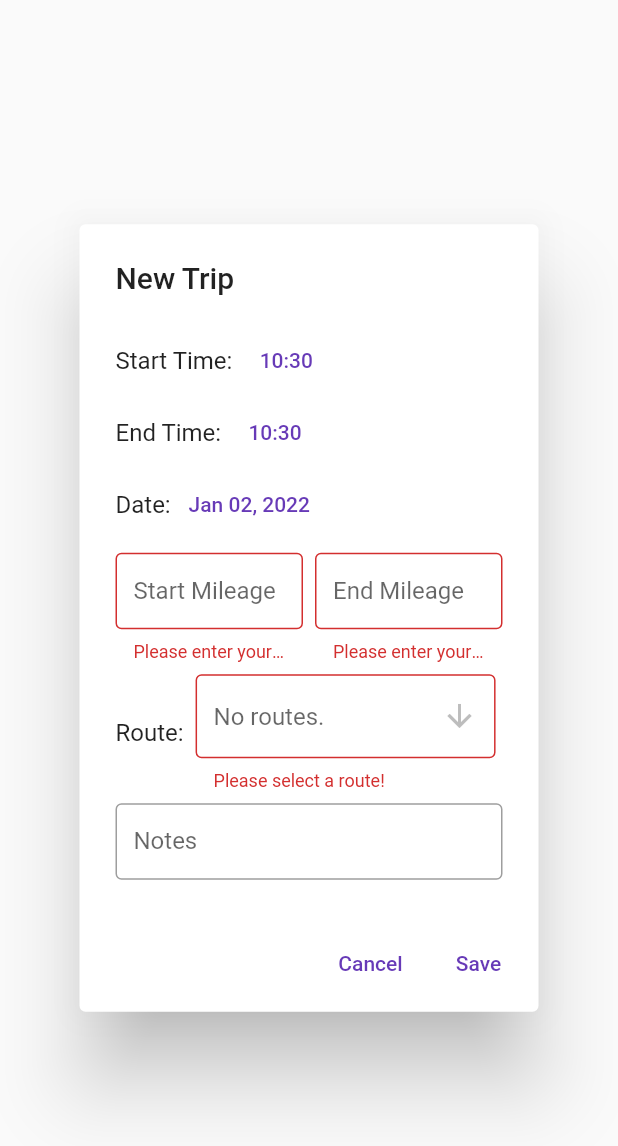
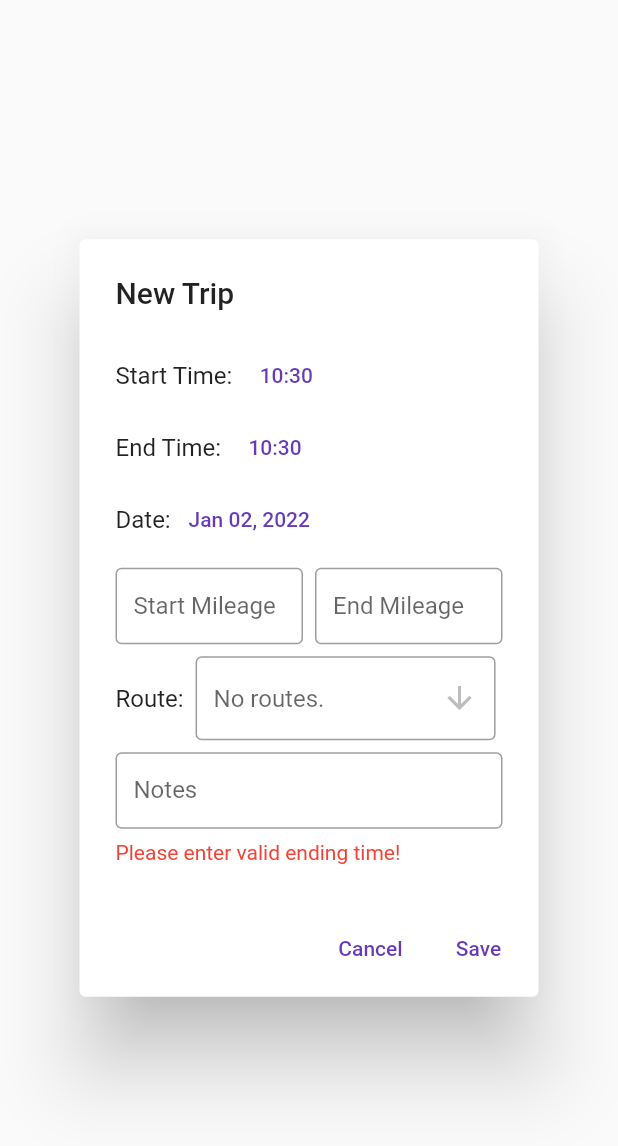
Before and after one commit to BrylleGomez/trip_tracker, a Flutter app: the TripDialog widget shown alone on an empty page, opened directly, after a tap on "Save", on a phone screen of 412 x 824 dp. Shown: the top 1146 px of the screen. Run offline on Flutter 3.47's test engine with Material 2 defaults, Android fonts, the phone set to English and light mode, and no system bars; our stand-ins replace hive, hive_flutter; accounts and stored records are empty.

Commit message:
Added UI comments and trip fields validation

```diff
--- a/lib/pages/trips/trip_dialog.dart
+++ b/lib/pages/trips/trip_dialog.dart
@@ -46,6 +46,7 @@ class _TripDialogState extends State<TripDialog> {
   final _endMileageFieldController = TextEditingController();
   late int _routeKey;
   final _notesFieldController = TextEditingController();
+  String _errorMessage = '';
 
   @override
   void initState() {
@@ -121,6 +122,18 @@ class _TripDialogState extends State<TripDialog> {
   }
 
   void _handleSavePressed(BuildContext context) {
+    bool isValidTime =
+        isValidTimeRange(_startHour, _startMinute, _endHour, _endMinute);
+    if (!isValidTime) {
+      setState(() {
+        _errorMessage = 'Please enter valid ending time!';
+      });
+      return;
+    } else {
+      setState(() {
+        _errorMessage = '';
+      });
+    }
     if (_formKey.currentState!.validate()) {
       final startMileage = int.parse(_startMileageFieldController.text);
       final endMileage = int.parse(_endMileageFieldController.text);
@@ -189,6 +202,7 @@ class _TripDialogState extends State<TripDialog> {
             child: Column(
               crossAxisAlignment: CrossAxisAlignment.start,
               children: [
+                // Start Time
                 Row(
                   children: [
                     const Text('Start Time: '),
@@ -202,6 +216,7 @@ class _TripDialogState extends State<TripDialog> {
                     )
                   ],
                 ),
+                // End Time
                 Row(
                   children: [
                     const Text('End Time: '),
@@ -215,6 +230,7 @@ class _TripDialogState extends State<TripDialog> {
                     )
                   ],
                 ),
+                // Date
                 Row(
                   children: [
                     const Text('Date: '),
@@ -228,6 +244,7 @@ class _TripDialogState extends State<TripDialog> {
                     )
                   ],
                 ),
+                // Mileage
                 Padding(
                   padding: const EdgeInsets.only(top: 8.0),
                   child: Row(
@@ -245,7 +262,7 @@ class _TripDialogState extends State<TripDialog> {
                             if (value != null && value.isNotEmpty) {
                               return null;
                             } else {
-                              return "Please enter your starting mileage!";
+                              return "Enter valid number!";
                             }
                           },
                           enabled: !isViewing,
@@ -265,10 +282,14 @@ class _TripDialogState extends State<TripDialog> {
                               border: OutlineInputBorder(),
                               isDense: true),
                           validator: (value) {
-                            if (value != null && value.isNotEmpty) {
+                            if (value != null &&
+                                value.isNotEmpty &&
+                                (int.parse(_endMileageFieldController.text) >
+                                    int.parse(
+                                        _startMileageFieldController.text))) {
                               return null;
                             } else {
-                              return "Please enter your ending mileage!";
+                              return "Enter valid number!";
                             }
                           },
                           enabled: !isViewing,
@@ -280,6 +301,7 @@ class _TripDialogState extends State<TripDialog> {
                     ],
                   ),
                 ),
+                // Route
                 Padding(
                   padding: const EdgeInsets.only(top: 8.0),
                   child: Row(
@@ -325,6 +347,7 @@ class _TripDialogState extends State<TripDialog> {
                     ],
                   ),
                 ),
+                // Notes
                 Padding(
                   padding: const EdgeInsets.only(top: 8.0),
                   child: TextFormField(
@@ -336,22 +359,34 @@ class _TripDialogState extends State<TripDialog> {
                     enabled: !isViewing,
                   ),
                 ),
+                // Calculated Info
                 if (_isViewing) ...[
+                  // Duration
                   Padding(
                     padding: const EdgeInsets.only(top: 8.0),
                     child:
                         Text('Duration: ${widget.trip!.tripDuration} minutes'),
                   ),
+                  // Distance
                   Padding(
                     padding: const EdgeInsets.only(top: 8.0),
                     child: Text(
                         'Distance: ${widget.trip!.tripDistance} kilometers'),
                   ),
+                  // Weekday
                   Padding(
                     padding: const EdgeInsets.only(top: 8.0),
                     child: Text('Day of the Week: ${widget.trip!.weekday}'),
                   )
-                ]
+                ],
+                //  Error Message
+                if (_errorMessage != '')
+                  Padding(
+                    padding: const EdgeInsets.only(top: 8.0),
+                    child: Text(_errorMessage,
+                        style:
+                            const TextStyle(color: Colors.red, fontSize: 14.0)),
+                  )
               ],
             )),
       ),
```
